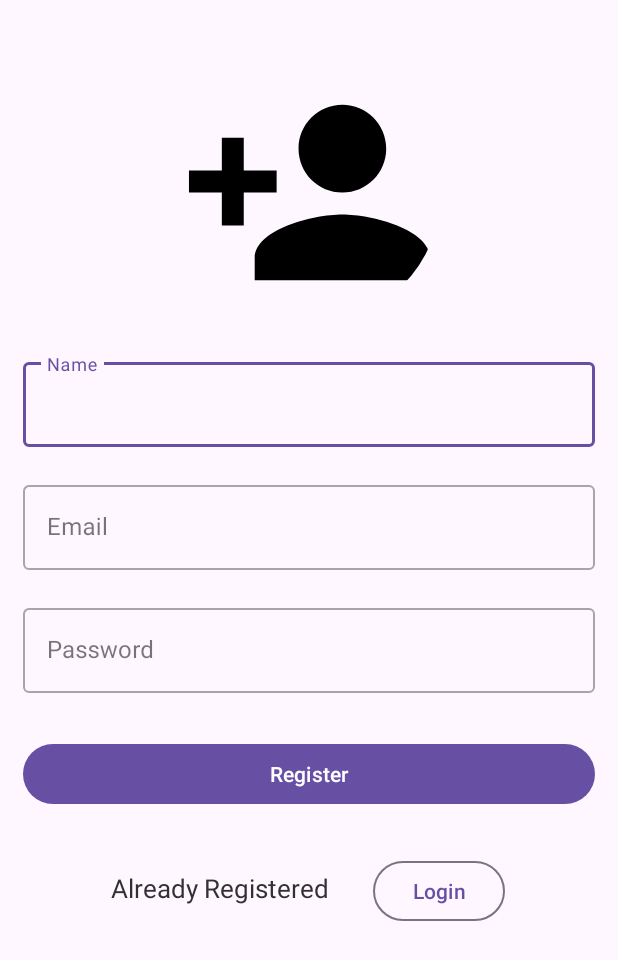
After one commit to ZunaishaN00R/E-Learning-App-in-Java-on-Android-Studio, an Android app: the RegisterActivity screen opened directly, with no data from a screen before it, on a phone screen of 412 x 824 dp. The commit adds this screen. Shown: the top 960 px of the screen. Run offline under Robolectric (Android 15) with nearby library versions, the phone set to English and light mode, and no system bars; our stand-ins replace CircleImageView, Firebase (no records; nobody signed in at launch, a user with empty details on screens opened directly); pictures from the network do not load.

Commit message:
LoginAndSignUp

```diff
--- a/app/build.gradle.kts
+++ b/app/build.gradle.kts
@@ -36,6 +36,7 @@ dependencies {
     implementation("com.google.android.material:material:1.11.0")
     implementation("androidx.constraintlayout:constraintlayout:2.1.4")
     implementation("com.google.firebase:firebase-storage:20.3.0")
+    implementation("com.google.firebase:firebase-auth:22.3.1")
     testImplementation("junit:junit:4.13.2")
     androidTestImplementation("androidx.test.ext:junit:1.1.5")
     androidTestImplementation("androidx.test.espresso:espresso-core:3.5.1")
--- /dev/null
+++ b/app/src/main/res/drawable/baseline_person_24.xml
@@ -0,0 +1,5 @@
+<vector android:height="24dp" android:tint="#2A3C5A"
+    android:viewportHeight="24" android:viewportWidth="24"
+    android:width="24dp" xmlns:android="http://schemas.android.com/apk/res/android">
+    <path android:fillColor="@android:color/white" android:pathData="M12,12c2.21,0 4,-1.79 4,-4s-1.79,-4 -4,-4 -4,1.79 -4,4 1.79,4 4,4zM12,14c-2.67,0 -8,1.34 -8,4v2h16v-2c0,-2.66 -5.33,-4 -8,-4z"/>
+</vector>
--- /dev/null
+++ b/app/src/main/res/drawable/baseline_person_add_24.xml
@@ -0,0 +1,5 @@
+<vector android:height="24dp" android:tint="#000000"
+    android:viewportHeight="24" android:viewportWidth="24"
+    android:width="24dp" xmlns:android="http://schemas.android.com/apk/res/android">
+    <path android:fillColor="@android:color/white" android:pathData="M15,12c2.21,0 4,-1.79 4,-4s-1.79,-4 -4,-4 -4,1.79 -4,4 1.79,4 4,4zM6,10L6,7L4,7v3L1,10v2h3v3h2v-3h3v-2L6,10zM15,14c-2.67,0 -8,1.34 -8,4v2h16v-2c0,-2.66 -5.33,-4 -8,-4z"/>
+</vector>
--- /dev/null
+++ b/app/src/main/res/layout/activity_register.xml
@@ -0,0 +1,120 @@
+<?xml version="1.0" encoding="utf-8"?>
+<androidx.constraintlayout.widget.ConstraintLayout
+    xmlns:android="http://schemas.android.com/apk/res/android"
+    xmlns:app="http://schemas.android.com/apk/res-auto"
+    xmlns:tools="http://schemas.android.com/tools"
+    android:id="@+id/regprogressBar"
+    android:layout_width="match_parent"
+    android:layout_height="match_parent"
+    android:padding="15dp"
+    tools:context=".authentication.RegisterActivity">
+
+    <de.hdodenhof.circleimageview.CircleImageView
+        android:id="@+id/reg_image"
+        android:layout_width="175dp"
+        android:layout_height="175dp"
+        android:layout_marginTop="25dp"
+        android:scaleType="centerCrop"
+        android:src="@drawable/baseline_person_add_24"
+        app:layout_constraintEnd_toEndOf="parent"
+        app:layout_constraintStart_toStartOf="parent"
+        app:layout_constraintTop_toTopOf="parent" />
+
+    <com.google.android.material.textfield.TextInputLayout
+        android:id="@+id/textInputLayout"
+        style="@style/Widget.MaterialComponents.TextInputLayout.OutlinedBox"
+        android:layout_width="0dp"
+        android:layout_height="wrap_content"
+        android:layout_marginTop="20dp"
+        app:layout_constraintEnd_toEndOf="parent"
+        app:layout_constraintStart_toStartOf="parent"
+        app:layout_constraintTop_toBottomOf="@+id/reg_image">
+
+        <com.google.android.material.textfield.TextInputEditText
+            android:id="@+id/reg_name"
+            android:layout_width="match_parent"
+            android:layout_height="wrap_content"
+            android:hint="Name" />
+    </com.google.android.material.textfield.TextInputLayout>
+
+    <com.google.android.material.textfield.TextInputLayout
+        android:id="@+id/textInputLayout2"
+        style="@style/Widget.MaterialComponents.TextInputLayout.OutlinedBox"
+        android:layout_width="match_parent"
+        android:layout_height="wrap_content"
+        android:layout_marginTop="20dp"
+        app:layout_constraintEnd_toEndOf="parent"
+        app:layout_constraintStart_toStartOf="parent"
+        app:layout_constraintTop_toBottomOf="@+id/textInputLayout">
+
+        <com.google.android.material.textfield.TextInputEditText
+            android:id="@+id/reg_email"
+            android:layout_width="match_parent"
+            android:layout_height="wrap_content"
+            android:hint="Email"
+            android:inputType="textEmailAddress" />
+    </com.google.android.material.textfield.TextInputLayout>
+
+    <com.google.android.material.textfield.TextInputLayout
+        android:id="@+id/textInputLayout3"
+        style="@style/Widget.MaterialComponents.TextInputLayout.OutlinedBox"
+        android:layout_width="match_parent"
+        android:layout_height="wrap_content"
+        android:layout_marginTop="20dp"
+        app:layout_constraintEnd_toEndOf="parent"
+        app:layout_constraintStart_toStartOf="parent"
+        app:layout_constraintTop_toBottomOf="@+id/textInputLayout2">
+
+        <com.google.android.material.textfield.TextInputEditText
+            android:id="@+id/reg_password"
+            android:layout_width="match_parent"
+            android:layout_height="wrap_content"
+            android:hint="Password"
+            android:inputType="textPassword" />
+    </com.google.android.material.textfield.TextInputLayout>
+
+    <com.google.android.material.button.MaterialButton
+        android:id="@+id/register_button"
+        android:layout_width="match_parent"
+        android:layout_height="wrap_content"
+        android:layout_marginTop="30dp"
+        android:text="Register"
+        app:layout_constraintEnd_toEndOf="parent"
+        app:layout_constraintStart_toStartOf="parent"
+        app:layout_constraintTop_toBottomOf="@+id/textInputLayout3" />
+
+    <com.google.android.material.button.MaterialButton
+        android:id="@+id/reg_login_btn"
+        style="@style/Widget.Material3.Button.OutlinedButton"
+        android:layout_width="wrap_content"
+        android:layout_height="wrap_content"
+        android:layout_marginTop="30dp"
+        android:layout_marginEnd="60dp"
+        android:text="Login"
+        app:layout_constraintEnd_toEndOf="parent"
+        app:layout_constraintTop_toBottomOf="@+id/register_button" />
+
+    <TextView
+        android:id="@+id/textView2"
+        android:layout_width="wrap_content"
+        android:layout_height="wrap_content"
+        android:layout_marginTop="40dp"
+        android:text="Already Registered"
+        android:textColor="@color/textColor"
+        android:textSize="17sp"
+        app:layout_constraintEnd_toStartOf="@+id/reg_login_btn"
+        app:layout_constraintHorizontal_bias="0.669"
+        app:layout_constraintStart_toStartOf="parent"
+        app:layout_constraintTop_toBottomOf="@+id/register_button" />
+
+    <ProgressBar
+        android:id="@+id/progressBar"
+        style="?android:attr/progressBarStyle"
+        android:layout_width="wrap_content"
+        android:layout_height="wrap_content"
+        app:layout_constraintBottom_toBottomOf="parent"
+        app:layout_constraintEnd_toEndOf="parent"
+        app:layout_constraintStart_toStartOf="parent"
+        app:layout_constraintTop_toTopOf="parent" />
+
+</androidx.constraintlayout.widget.ConstraintLayout>
--- a/gradle.properties
+++ b/gradle.properties
@@ -20,3 +20,4 @@ android.useAndroidX=true
 # thereby reducing the size of the R class for that library
 android.nonTransitiveRClass=true
 android.enableJetifier=true
+org.gradle.unsafe.configuration-cache=true
```
Also changed, not shown: app/src/main/AndroidManifest.xml (+26 -9 lines), app/src/main/java/com/zunaisha/e_learning_app/MainActivity.java (+13 -29 lines), app/src/main/java/com/zunaisha/e_learning_app/authentication/LoginActivity.java (added, +83 -0 lines), app/src/main/java/com/zunaisha/e_learning_app/authentication/ProfileActivity.java (added, +16 -0 lines), app/src/main/java/com/zunaisha/e_learning_app/authentication/RegisterActivity.java (added, +167 -0 lines), app/src/main/res/layout/activity_login.xml (added, +106 -0 lines), app/src/main/res/layout/activity_profile.xml (added, +20 -0 lines), app/src/main/res/menu/option_menu.xml (+7 -1 lines), app/src/main/res/drawable/login.jpeg (added).
